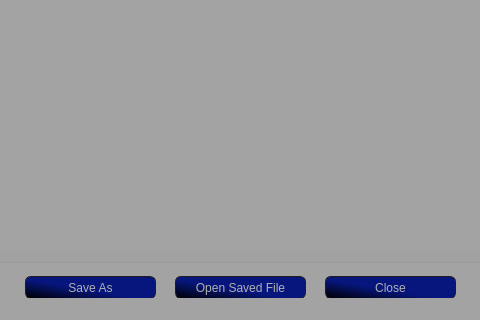
First picture: the form in data/uis/output.ui, repository SmTaUcM/TTT3, before the edit; both pictures show x 99 to 579 and y 620 to 940 of the 680 by 940 pixel window.
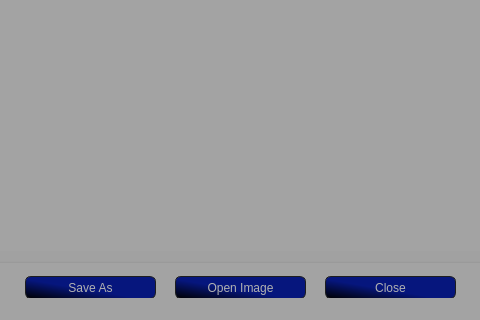
Second picture: the form after the edit. Icons and pictures are not drawn.

Commit message: BugFix  - "Open Image" button behaviour.

Diff of the .ui file:
```diff
--- a/data/uis/output.ui
+++ b/data/uis/output.ui
@@ -131,7 +131,7 @@
 }</string>
     </property>
     <property name="text">
-     <string>Open Saved File</string>
+     <string>Open Image</string>
     </property>
    </widget>
    <widget class="QGroupBox" name="groupBox">
```
The commit also changes 1 other file.
